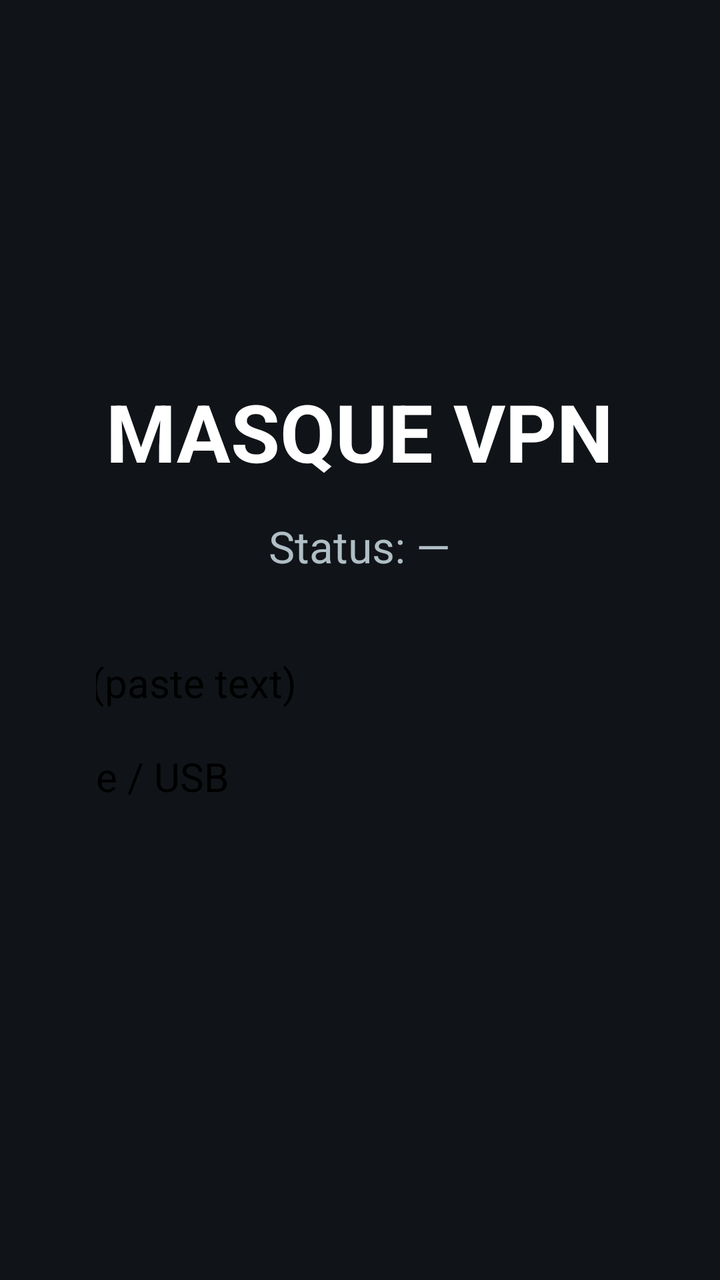
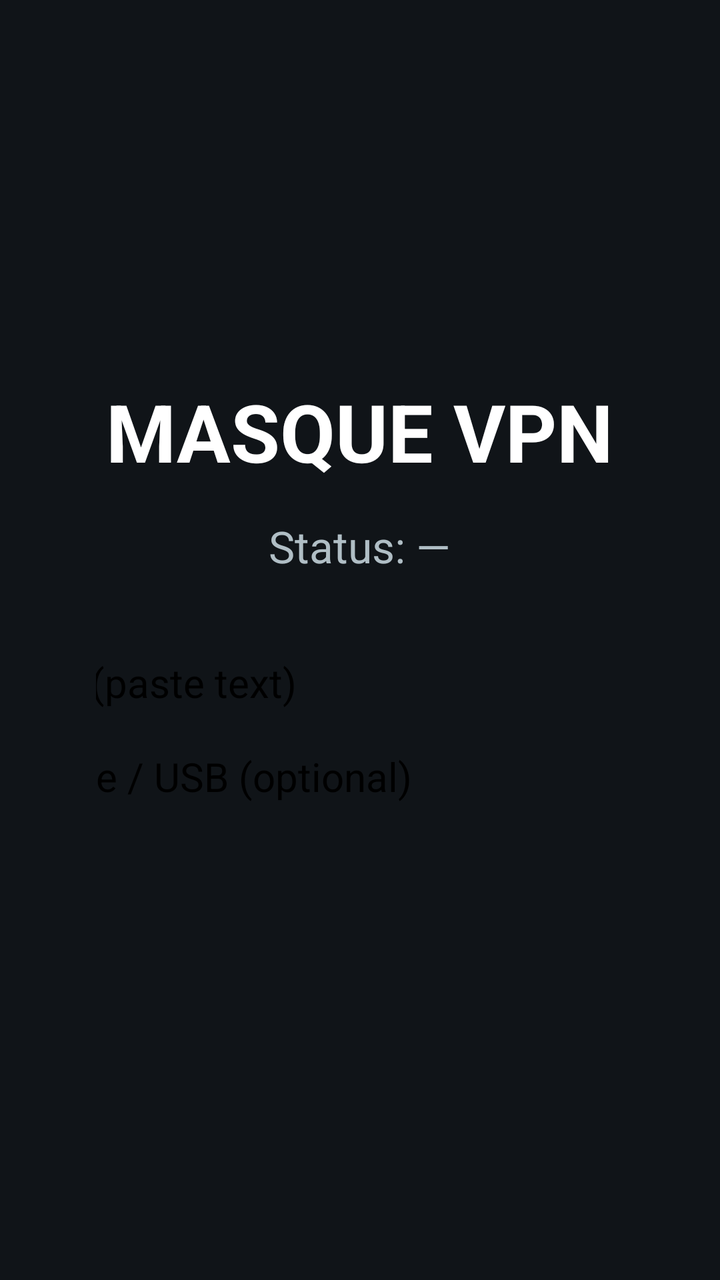

Compare the two renders of this Android layout. The source of the first and the diff that turns it into the second are given below.
<!-- AndroidManifest.xml: application theme Theme.Leanback -->
<!-- res/layout/activity_tv_main.xml -->
<?xml version="1.0" encoding="utf-8"?>
<LinearLayout xmlns:android="http://schemas.android.com/apk/res/android"
    android:layout_width="match_parent"
    android:layout_height="match_parent"
    android:orientation="vertical"
    android:gravity="center"
    android:background="#101418"
    android:padding="48dp">

    <TextView
        android:layout_width="wrap_content"
        android:layout_height="wrap_content"
        android:text="MASQUE VPN"
        android:textColor="#FFFFFF"
        android:textSize="40sp"
        android:textStyle="bold"
        android:layout_marginBottom="16dp" />

    <TextView
        android:id="@+id/tvStatus"
        android:layout_width="wrap_content"
        android:layout_height="wrap_content"
        android:text="Status: —"
        android:textColor="#B0BEC5"
        android:textSize="22sp"
        android:gravity="center"
        android:layout_marginBottom="40dp" />

    <Button
        android:id="@+id/tvBtnPaste"
        android:layout_width="520dp"
        android:layout_height="wrap_content"
        android:text="Import profile (paste text)"
        android:textSize="20sp"
        android:focusable="true"
        android:focusableInTouchMode="true"
        android:nextFocusDown="@+id/tvBtnImportFile"
        android:layout_marginBottom="20dp" />

    <Button
        android:id="@+id/tvBtnImportFile"
        android:layout_width="520dp"
        android:layout_height="wrap_content"
        android:text="Import from file / USB"
        android:textSize="20sp"
        android:focusable="true"
        android:nextFocusUp="@+id/tvBtnPaste"
        android:nextFocusDown="@+id/tvBtnConnect"
        android:layout_marginBottom="20dp" />

    <Button
        android:id="@+id/tvBtnConnect"
        android:layout_width="520dp"
        android:layout_height="wrap_content"
        android:text="Connect"
        android:textSize="22sp"
        android:textStyle="bold"
        android:focusable="true"
        android:nextFocusUp="@+id/tvBtnImportFile" />

</LinearLayout>
<!-- resources referenced by this layout -->
<resources>

</resources>

<!-- the commit's change to res/layout/activity_tv_main.xml (unified diff, before → after) -->
@@ -41,7 +41,7 @@
         android:id="@+id/tvBtnImportFile"
         android:layout_width="520dp"
         android:layout_height="wrap_content"
-        android:text="Import from file / USB"
+        android:text="Import from file / USB (optional)"
         android:textSize="20sp"
         android:focusable="true"
         android:nextFocusUp="@+id/tvBtnPaste"
